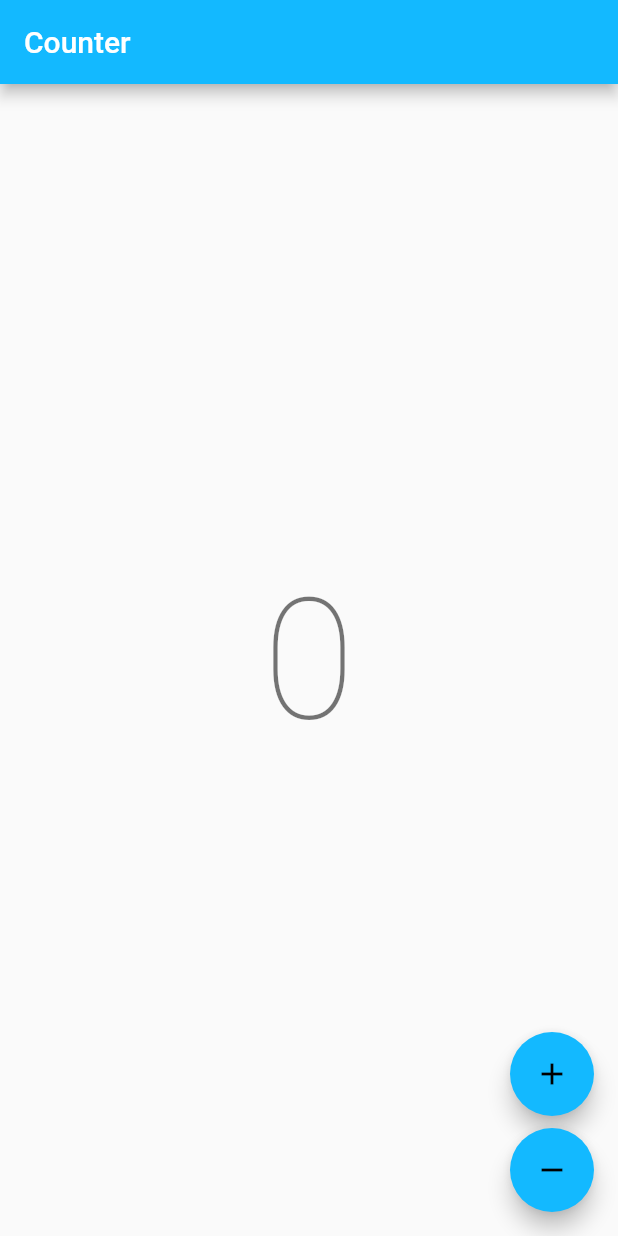
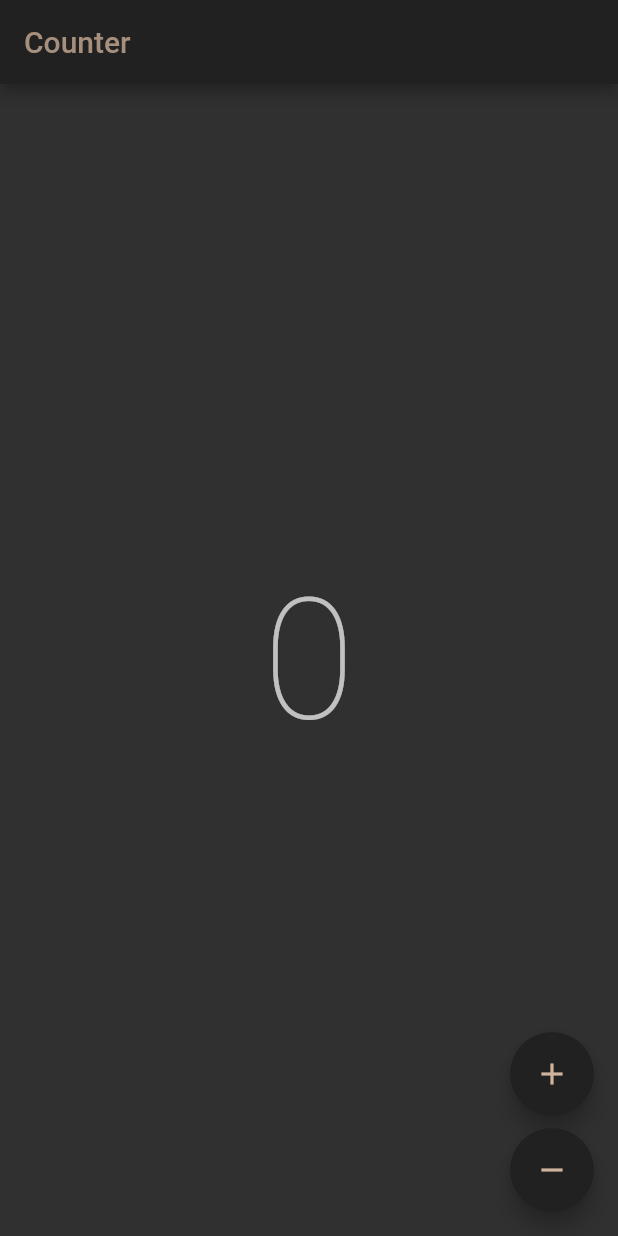
Before and after one commit to HF5-PROJECT/app, a Flutter app: the screen it shows after launch, on a phone screen of 412 x 824 dp. Run offline on Flutter 3.47's test engine with Material 2 defaults, Android fonts, the phone set to English and light mode, and no system bars; our stand-ins replace bloc, flutter_bloc; generated files the repository leaves out were written again.

Commit message:
#1 - Setup theme, app icon and splash screen

```diff
--- a/lib/app/view/app.dart
+++ b/lib/app/view/app.dart
@@ -9,9 +9,18 @@ class App extends StatelessWidget {
   Widget build(BuildContext context) {
     return MaterialApp(
       theme: ThemeData(
-        appBarTheme: const AppBarTheme(color: Color(0xFF13B9FF)),
-        colorScheme: ColorScheme.fromSwatch(
-          accentColor: const Color(0xFF13B9FF),
+        appBarTheme: const AppBarTheme(color: Color(0xFF212121)),
+        colorScheme: const ColorScheme.dark(
+          primary: Color(0xFF212121),
+          onPrimary: Color(0xFFcfb39d),
+          secondary: Color(0xFF212121),
+          onSecondary: Color(0xFFcfb39d),
+          surface: Color(0xFF212121),
+          onSurface: Color(0xFFa68f7d),
+          tertiary: Color(0xFF212121),
+          onTertiary: Color(0xFFcfb39d),
+          background: Color(0xFF212121),
+          onBackground: Color(0xFFcfb39d),
         ),
       ),
       localizationsDelegates: AppLocalizations.localizationsDelegates,
```
Also changed, not shown: 70 other files.
